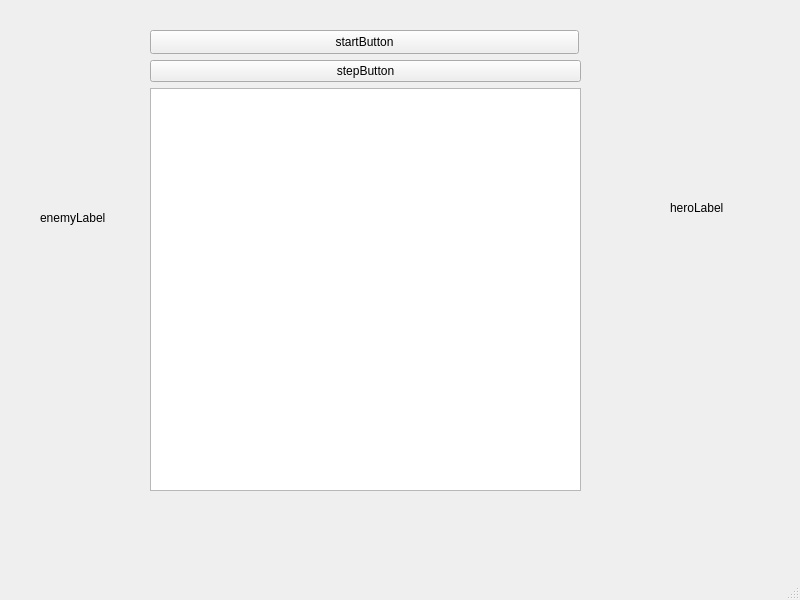
Before: the Qt Designer form mainwindow.ui in feefranssen/Project-cpp, drawn with Qt 5.
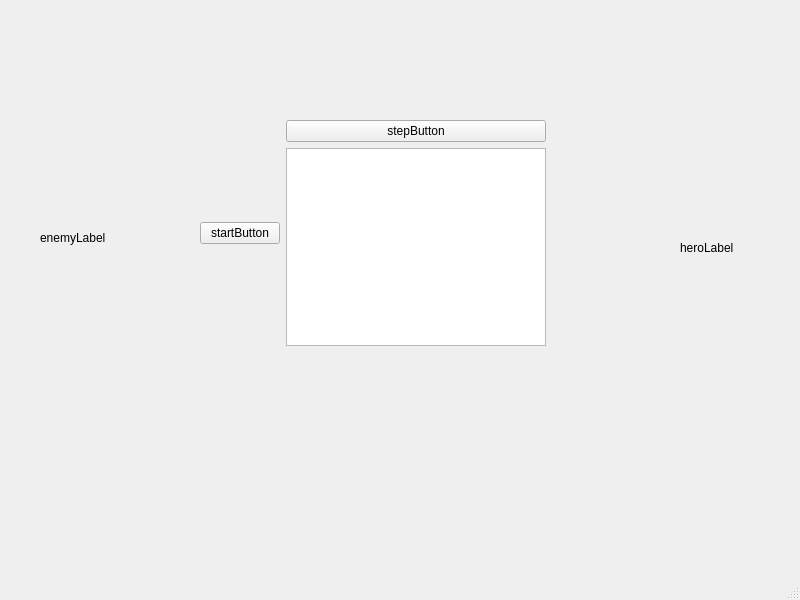
After: the same form once the commit is applied.

Commit message: simpele gui aanpassing

```diff
--- a/mainwindow.ui
+++ b/mainwindow.ui
@@ -18,7 +18,7 @@
     <property name="geometry">
      <rect>
       <x>40</x>
-      <y>210</y>
+      <y>230</y>
       <width>91</width>
       <height>16</height>
      </rect>
@@ -30,8 +30,8 @@
    <widget class="QLabel" name="heroLabel">
     <property name="geometry">
      <rect>
-      <x>670</x>
-      <y>200</y>
+      <x>680</x>
+      <y>240</y>
       <width>101</width>
       <height>16</height>
      </rect>
@@ -40,28 +40,24 @@
      <string>heroLabel</string>
     </property>
    </widget>
+   <widget class="QWidget" name="">
+    <property name="geometry">
+     <rect>
+      <x>200</x>
+      <y>120</y>
+      <width>346</width>
+      <height>226</height>
+     </rect>
+    </property>
+    <layout class="QHBoxLayout" name="horizontalLayout">
+     <item>
    <widget class="QPushButton" name="startButton">
-    <property name="geometry">
-     <rect>
-      <x>150</x>
-      <y>30</y>
-      <width>429</width>
-      <height>24</height>
-     </rect>
-    </property>
     <property name="text">
      <string>startButton</string>
     </property>
    </widget>
-   <widget class="QWidget" name="layoutWidget">
-    <property name="geometry">
-     <rect>
-      <x>150</x>
-      <y>60</y>
-      <width>431</width>
-      <height>431</height>
-     </rect>
-    </property>
+     </item>
+     <item>
     <layout class="QVBoxLayout" name="verticalLayout">
      <item>
       <widget class="QPushButton" name="stepButton">
@@ -76,6 +72,8 @@
         <bool>true</bool>
        </property>
       </widget>
+       </item>
+      </layout>
      </item>
     </layout>
    </widget>
```
Lines whose indentation alone changed are shown as unchanged. The commit also changes 3 other files.
